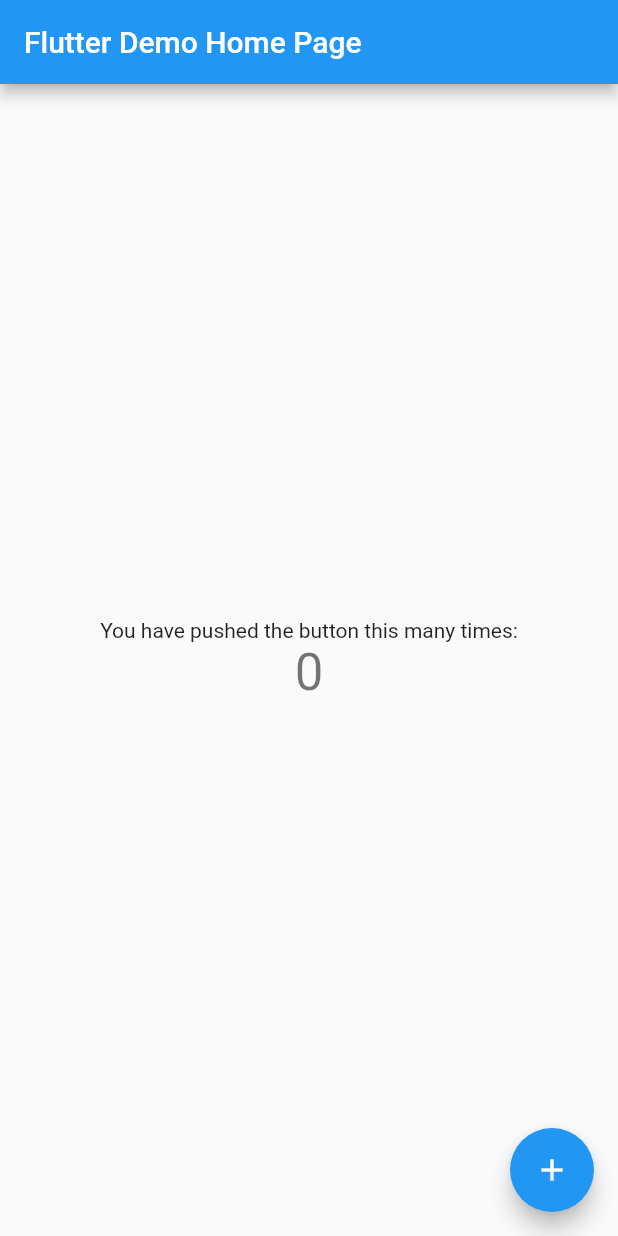
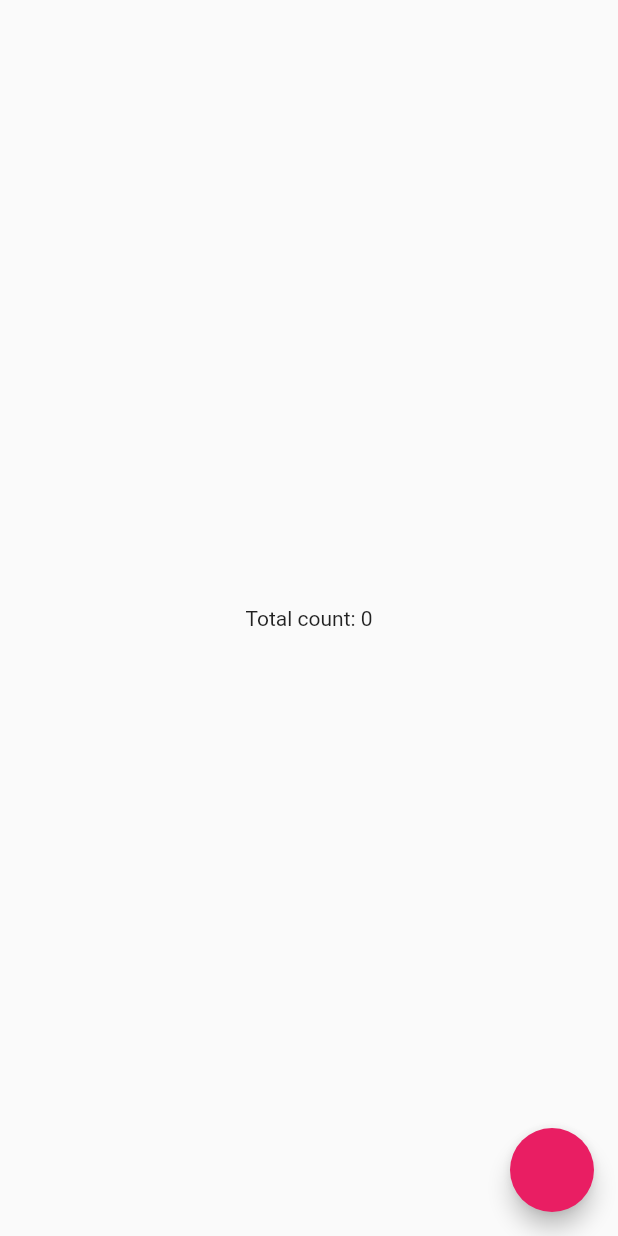
Before and after one commit to hendy3617/timer_bloc, a Flutter app: the screen it shows after launch, on a phone screen of 412 x 824 dp. Run offline on Flutter 3.47's test engine with Material 2 defaults, Android fonts, the phone set to English and light mode, and no system bars; our stand-ins replace bloc, flutter_bloc.

Commit message:
Try counter app

```diff
--- /dev/null
+++ b/lib/app.dart
@@ -0,0 +1,7 @@
+import 'package:flutter/material.dart';
+import 'package:timer_bloc/counter/view/counter_page.dart';
+
+class CounterApp extends MaterialApp {
+    const CounterApp({Key? key}) : super(key: key, home: const CounterPage());
+
+}
--- /dev/null
+++ b/lib/counter/counter.dart
@@ -0,0 +1,2 @@
+export 'cubit/counter_cubit.dart';
+export 'view/counter_page.dart';
--- a/lib/src/cubit/counter_cubit.dart
+++ b/lib/counter/cubit/counter_cubit.dart
@@ -4,5 +4,9 @@ import 'package:meta/meta.dart';
 part 'counter_state.dart';
 
 class CounterCubit extends Cubit<CounterState> {
-  CounterCubit() : super(CounterInitial());
+  CounterCubit() : super(const CounterInitial(0));
+
+  void increment() {
+    emit(CounterInitial(state.count + 1));
+  }
 }
--- /dev/null
+++ b/lib/counter/cubit/counter_state.dart
@@ -0,0 +1,11 @@
+part of 'counter_cubit.dart';
+
+@immutable
+abstract class CounterState {
+  const CounterState(this.count);
+  final int count;
+}
+
+class CounterInitial extends CounterState {
+  const CounterInitial(int count) : super(count);
+}
--- /dev/null
+++ b/lib/counter/view/counter_page.dart
@@ -0,0 +1,15 @@
+import 'package:flutter/material.dart';
+import 'package:flutter_bloc/flutter_bloc.dart';
+import 'package:timer_bloc/counter/counter.dart';
+import 'package:timer_bloc/counter/view/counter_view.dart';
+
+class CounterPage extends StatelessWidget {
+  const CounterPage({Key? key}) : super(key: key);
+  @override
+  Widget build(BuildContext context) {
+    return BlocProvider(
+      create: (BuildContext context) => CounterCubit(),
+      child: const CounterView(),
+    );
+  }
+}
--- /dev/null
+++ b/lib/counter/view/counter_view.dart
@@ -0,0 +1,34 @@
+import 'package:flutter/material.dart';
+import 'package:flutter_bloc/flutter_bloc.dart';
+import 'package:timer_bloc/counter/cubit/counter_cubit.dart';
+
+class CounterView extends StatelessWidget {
+  const CounterView({Key? key}) : super(key: key);
+  @override
+  Widget build(BuildContext context) {
+    return Scaffold(
+      body: const CounterBody(),
+      floatingActionButton: FloatingActionButton(
+        onPressed: () {
+          context.read<CounterCubit>().increment();
+        },
+        backgroundColor: Colors.pink,
+      ),
+    );
+  }
+}
+
+class CounterBody extends StatelessWidget {
+  const CounterBody({Key? key}) : super(key: key);
+
+  @override
+  Widget build(BuildContext context) {
+    return BlocBuilder<CounterCubit, CounterState>(
+      builder: (context, state) {
+        return Center(
+          child: Text('Total count: ${state.count}'),
+        );
+      },
+    );
+  }
+}
--- a/lib/main.dart
+++ b/lib/main.dart
@@ -1,66 +1,6 @@
 import 'package:flutter/material.dart';
-import 'package:bloc/bloc.dart';
-import 'package:flutter_bloc/flutter_bloc.dart';
+import 'package:timer_bloc/app.dart';
 
 void main() {
-  runApp(MyApp());
+  runApp(const CounterApp());
 }
-
-class MyApp extends StatelessWidget {
-  @override
-  Widget build(BuildContext context) {
-    return MaterialApp(
-      title: 'Flutter Demo',
-      theme: ThemeData(
-        primarySwatch: Colors.blue,
-      ),
-      home: MyHomePage(title: 'Flutter Demo Home Page'),
-    );
-  }
-}
-
-class MyHomePage extends StatefulWidget {
-  MyHomePage({Key key, this.title}) : super(key: key);
-  final String title;
-
-  @override
-  _MyHomePageState createState() => _MyHomePageState();
-}
-
-class _MyHomePageState extends State<MyHomePage> {
-  int _counter = 0;
-
-  void _incrementCounter() {
-    setState(() {
-      _counter++;
-    });
-  }
-
-  @override
-  Widget build(BuildContext context) {
-    return Scaffold(
-      appBar: AppBar(
-        title: Text(widget.title),
-      ),
-      body: Center(
-        child: Column(
-          mainAxisAlignment: MainAxisAlignment.center,
-          children: <Widget>[
-            Text(
-              'You have pushed the button this many times:',
-            ),
-            Text(
-              '$_counter',
-              style: Theme.of(context).textTheme.headline4,
-            ),
-          ],
-        ),
-      ),
-      floatingActionButton: FloatingActionButton(
-        onPressed: _incrementCounter,
-        tooltip: 'Increment',
-        child: Icon(Icons.add),
-      ),
-    );
-  }
-}
--- a/lib/src/bloc/counter_event.dart
+++ /dev/null
@@ -1,4 +0,0 @@
-part of 'counter_bloc.dart';
-
-@immutable
-abstract class CounterEvent {}
--- a/lib/src/bloc/counter_state.dart
+++ /dev/null
@@ -1,6 +0,0 @@
-part of 'counter_bloc.dart';
-
-@immutable
-abstract class CounterState {}
-
-class CounterInitial extends CounterState {}
--- a/lib/src/cubit/counter_state.dart
+++ /dev/null
@@ -1,6 +0,0 @@
-part of 'counter_cubit.dart';
-
-@immutable
-abstract class CounterState {}
-
-class CounterInitial extends CounterState {}
--- a/pubspec.yaml
+++ b/pubspec.yaml
@@ -15,7 +15,7 @@ publish_to: 'none'
 version: 0.0.1
 
 environment:
-  sdk: ">=2.7.0 <3.0.0"
+  sdk: ">=2.12.0 <3.0.0"
 
 dependencies:
   flutter:
```
Also changed, not shown: lib/src/bloc/counter_bloc.dart (deleted, +0 -18 lines), 1 other file.
